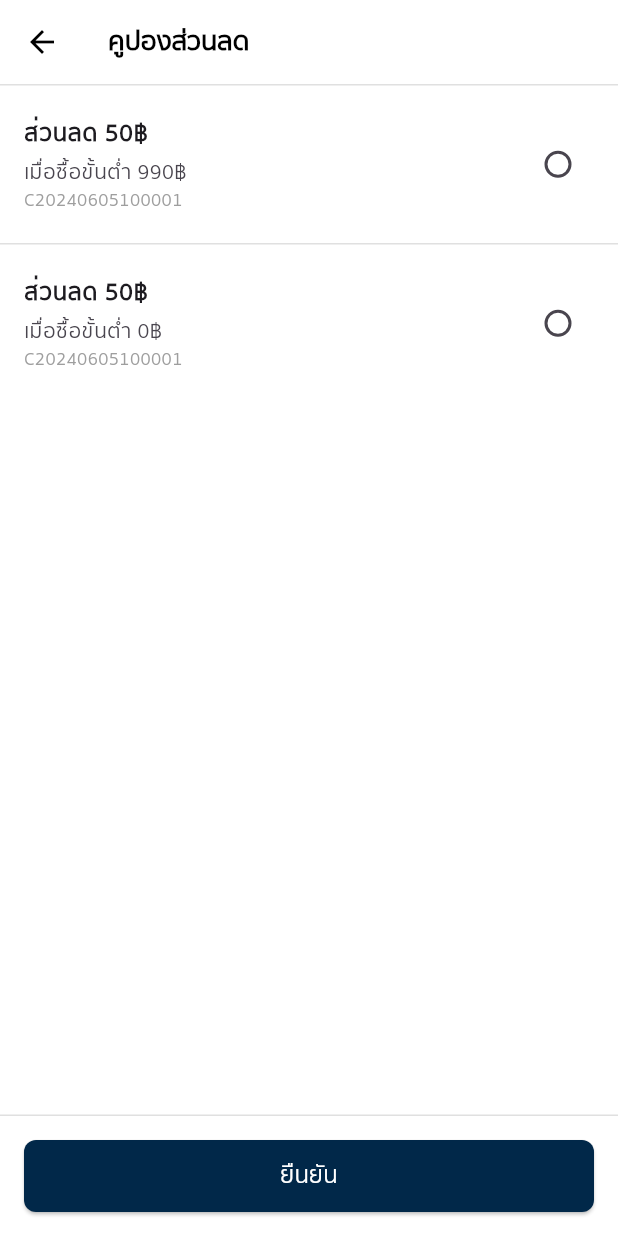
After one commit to AshaTechCorporation/gcargo, a Flutter app: the CouponSelectionPage screen opened directly, on a phone screen of 412 x 824 dp. The commit adds this screen. Run offline on Flutter 3.47's test engine with Material 3 defaults, Android fonts, the phone set to English and light mode, and no system bars; our stand-ins replace file_picker.

Commit message:
app coupongpage

```diff
--- /dev/null
+++ b/lib/home/couponSelectionPage.dart
@@ -0,0 +1,82 @@
+import 'package:flutter/material.dart';
+import 'package:gcargo/constants.dart';
+
+class CouponSelectionPage extends StatefulWidget {
+  const CouponSelectionPage({super.key});
+
+  @override
+  State<CouponSelectionPage> createState() => _CouponSelectionPageState();
+}
+
+class _CouponSelectionPageState extends State<CouponSelectionPage> {
+  int? selectedCouponIndex;
+
+  final List<Map<String, String>> coupons = [
+    {'title': 'ส่วนลด 50฿', 'condition': 'เมื่อซื้อขั้นต่ำ 990฿', 'code': 'C20240605100001'},
+    {'title': 'ส่วนลด 50฿', 'condition': 'เมื่อซื้อขั้นต่ำ 0฿', 'code': 'C20240605100001'},
+  ];
+
+  @override
+  Widget build(BuildContext context) {
+    return Scaffold(
+      backgroundColor: Colors.white,
+      appBar: AppBar(
+        backgroundColor: Colors.white,
+        elevation: 0,
+        title: const Text('คูปองส่วนลด', style: TextStyle(color: Colors.black, fontWeight: FontWeight.bold)),
+        iconTheme: const IconThemeData(color: Colors.black),
+        bottom: PreferredSize(preferredSize: const Size.fromHeight(1), child: Container(height: 1, color: Colors.grey.shade300)),
+      ),
+      body: Column(
+        children: [
+          Expanded(
+            child: ListView.separated(
+              itemCount: coupons.length,
+              separatorBuilder: (_, __) => Divider(height: 1, color: Colors.grey.shade300),
+              itemBuilder: (context, index) {
+                final coupon = coupons[index];
+                return ListTile(
+                  title: Text(coupon['title']!, style: const TextStyle(fontWeight: FontWeight.bold)),
+                  subtitle: Column(
+                    crossAxisAlignment: CrossAxisAlignment.start,
+                    children: [
+                      const SizedBox(height: 4),
+                      Text(coupon['condition']!),
+                      Text(coupon['code']!, style: const TextStyle(fontSize: 12, color: Colors.grey)),
+                    ],
+                  ),
+                  trailing: Radio<int>(
+                    value: index,
+                    groupValue: selectedCouponIndex,
+                    onChanged: (value) {
+                      setState(() {
+                        selectedCouponIndex = value;
+                      });
+                    },
+                  ),
+                  contentPadding: const EdgeInsets.symmetric(horizontal: 16, vertical: 12),
+                );
+              },
+            ),
+          ),
+          // ✅ ปุ่มยืนยัน
+          Container(
+            padding: const EdgeInsets.all(16),
+            decoration: BoxDecoration(border: Border(top: BorderSide(color: Colors.grey.shade300)), color: Colors.white),
+            child: SizedBox(
+              width: double.infinity,
+              height: 48,
+              child: ElevatedButton(
+                onPressed: () {
+                  // TODO: ใช้คูปอง
+                },
+                style: ElevatedButton.styleFrom(backgroundColor: kButtonColor, shape: RoundedRectangleBorder(borderRadius: BorderRadius.circular(8))),
+                child: const Text('ยืนยัน', style: TextStyle(fontSize: 16, color: Colors.white)),
+              ),
+            ),
+          ),
+        ],
+      ),
+    );
+  }
+}
```
Also changed, not shown: lib/home/deliveryMethodPage.dart (added, +68 -0 lines), lib/home/purchaseBillPage.dart (+20 -8 lines).
